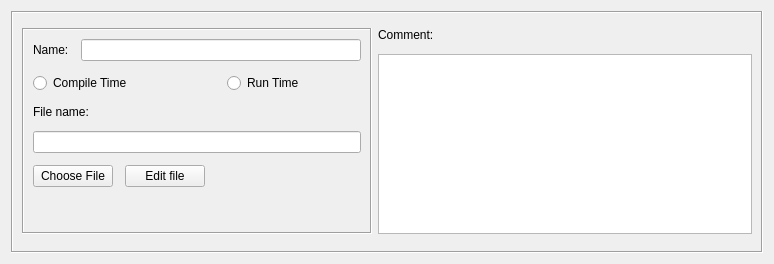
The window that src/libgui/addresstabledialog_q.ui (fwbuilder/fwbuilder) describes before a commit, drawn with Qt 5.
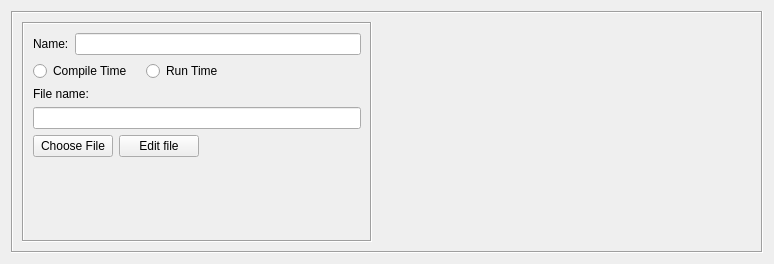
The same window after the commit. Custom widgets are drawn as their Qt base class.

Commit message:
Manually merged keyword management/filtering code from fortress. All dialogs modified to include custom keyword/comment widget.
Also added first cut at 'dynamic group' implementation.

The edit to the form file:
```diff
--- a/src/libgui/addresstabledialog_q.ui
+++ b/src/libgui/addresstabledialog_q.ui
@@ -28,8 +28,8 @@
      <property name="frameShadow">
       <enum>QFrame::Sunken</enum>
      </property>
-     <layout class="QGridLayout">
-      <item row="0" column="0" rowspan="2">
+     <layout class="QHBoxLayout" name="horizontalLayout_2">
+      <item>
        <widget class="QFrame" name="frame10">
         <property name="sizePolicy">
          <sizepolicy hsizetype="Fixed" vsizetype="Preferred">
@@ -55,10 +55,7 @@
         <property name="frameShadow">
          <enum>QFrame::Sunken</enum>
         </property>
-        <layout class="QGridLayout">
-         <property name="spacing">
-          <number>12</number>
-         </property>
+        <layout class="QFormLayout" name="formLayout">
          <item row="0" column="0">
           <widget class="QLabel" name="textLabel1">
            <property name="text">
@@ -69,7 +66,7 @@
            </property>
           </widget>
          </item>
-         <item row="0" column="1" colspan="2">
+         <item row="0" column="1">
           <widget class="QLineEdit" name="obj_name">
            <property name="sizePolicy">
             <sizepolicy hsizetype="Preferred" vsizetype="Fixed">
@@ -86,6 +83,8 @@
           </widget>
          </item>
          <item row="1" column="0" colspan="2">
+          <layout class="QHBoxLayout" name="horizontalLayout">
+           <item>
           <widget class="QRadioButton" name="r_compiletime">
            <property name="sizePolicy">
             <sizepolicy hsizetype="Expanding" vsizetype="Fixed">
@@ -98,7 +97,7 @@
            </property>
           </widget>
          </item>
-         <item row="1" column="2">
+           <item>
           <widget class="QRadioButton" name="r_runtime">
            <property name="sizePolicy">
             <sizepolicy hsizetype="Expanding" vsizetype="Fixed">
@@ -111,7 +110,22 @@
            </property>
           </widget>
          </item>
-         <item row="2" column="0" colspan="3">
+           <item>
+            <spacer name="horizontalSpacer">
+             <property name="orientation">
+              <enum>Qt::Horizontal</enum>
+             </property>
+             <property name="sizeHint" stdset="0">
+              <size>
+               <width>40</width>
+               <height>20</height>
+              </size>
+             </property>
+            </spacer>
+           </item>
+          </layout>
+         </item>
+         <item row="2" column="0" colspan="2">
           <widget class="QLabel" name="textLabel2_2">
            <property name="text">
             <string>File name:</string>
@@ -121,7 +135,7 @@
            </property>
           </widget>
          </item>
-         <item row="3" column="0" colspan="3">
+         <item row="3" column="0" colspan="2">
           <widget class="QLineEdit" name="filename">
            <property name="sizePolicy">
             <sizepolicy hsizetype="Preferred" vsizetype="Fixed">
@@ -137,7 +151,7 @@
            </property>
           </widget>
          </item>
-         <item row="4" column="0" colspan="3">
+         <item row="4" column="0" colspan="2">
           <layout class="QHBoxLayout">
            <item>
             <widget class="QPushButton" name="BrowseButton">
@@ -180,7 +194,7 @@
            </item>
           </layout>
          </item>
-         <item row="5" column="1" colspan="2">
+         <item row="5" column="1">
           <spacer>
            <property name="orientation">
             <enum>Qt::Vertical</enum>
@@ -199,45 +213,14 @@
         </layout>
        </widget>
       </item>
-      <item row="0" column="1">
-       <widget class="QLabel" name="textLabel2">
-        <property name="sizePolicy">
-         <sizepolicy hsizetype="Preferred" vsizetype="Fixed">
-          <horstretch>0</horstretch>
-          <verstretch>0</verstretch>
-         </sizepolicy>
-        </property>
-        <property name="text">
-         <string>Comment:</string>
-        </property>
-        <property name="wordWrap">
-         <bool>false</bool>
-        </property>
-       </widget>
-      </item>
-      <item row="1" column="1">
-       <widget class="TextEditWidget" name="comment">
+      <item>
+       <widget class="CommentKeywords" name="commentKeywords" native="true">
         <property name="sizePolicy">
          <sizepolicy hsizetype="Expanding" vsizetype="Expanding">
           <horstretch>0</horstretch>
-          <verstretch>100</verstretch>
+          <verstretch>0</verstretch>
          </sizepolicy>
         </property>
-        <property name="minimumSize">
-         <size>
-          <width>200</width>
-          <height>0</height>
-         </size>
-        </property>
-        <property name="maximumSize">
-         <size>
-          <width>16777215</width>
-          <height>180</height>
-         </size>
-        </property>
-        <property name="tabChangesFocus">
-         <bool>true</bool>
-        </property>
        </widget>
       </item>
      </layout>
@@ -247,9 +230,10 @@
  </widget>
  <customwidgets>
   <customwidget>
-   <class>TextEditWidget</class>
-   <extends>QTextEdit</extends>
-   <header>TextEditWidget.h</header>
+   <class>CommentKeywords</class>
+   <extends>QWidget</extends>
+   <header>CommentKeywords.h</header>
+   <container>1</container>
   </customwidget>
  </customwidgets>
  <tabstops>
```
Left out of the diff: 81 changed lines with no effect on the pictures. Lines whose indentation alone changed are shown as unchanged. The commit also changes 87 other files.
